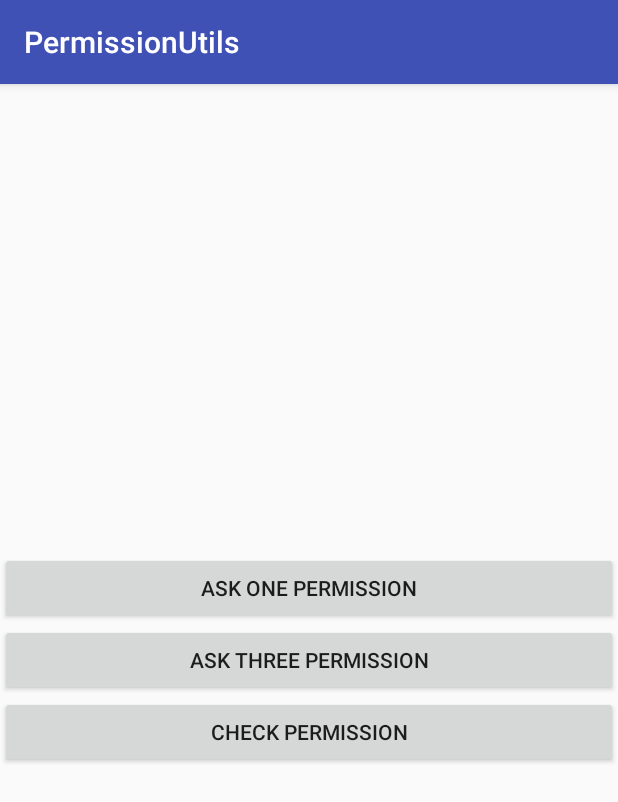
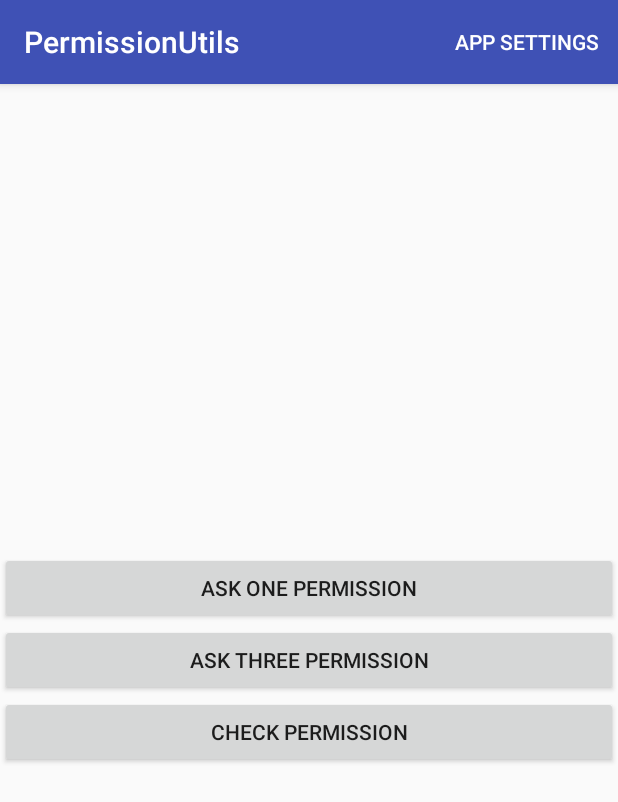
Before and after one commit to raphaelbussa/PermissionUtils, an Android app: the screen it shows after launch (MainActivity), on a phone screen of 412 x 824 dp. Shown: the top 802 px of the screen. Run offline under Robolectric (Android 15) with nearby library versions, the phone set to English and light mode, and no system bars.

Commit message:
sample: - add settings permsion settings
library:
- prepare bintray relase

```diff
--- a/build.gradle
+++ b/build.gradle
@@ -6,9 +6,7 @@ buildscript {
     }
     dependencies {
         classpath 'com.android.tools.build:gradle:2.1.2'
-
-        // NOTE: Do not place your application dependencies here; they belong
-        // in the individual module build.gradle files
+        classpath 'com.novoda:bintray-release:0.3.4'
     }
 }
 
--- a/sample/src/main/java/rebus/permissionutils/sample/MainActivity.java
+++ b/sample/src/main/java/rebus/permissionutils/sample/MainActivity.java
@@ -1,10 +1,13 @@
 package rebus.permissionutils.sample;
 
 import android.content.DialogInterface;
+import android.content.Intent;
 import android.support.annotation.NonNull;
 import android.support.v7.app.AlertDialog;
 import android.support.v7.app.AppCompatActivity;
 import android.os.Bundle;
+import android.view.Menu;
+import android.view.MenuItem;
 import android.view.View;
 import android.widget.Button;
 import android.widget.Toast;
@@ -103,6 +106,23 @@ public class MainActivity extends AppCompatActivity implements FullCallback {
                 .show();
     }
 
+    @Override
+    public boolean onCreateOptionsMenu(Menu menu) {
+        getMenuInflater().inflate(R.menu.menu_main, menu);
+        return super.onCreateOptionsMenu(menu);
+    }
+
+    @Override
+    public boolean onOptionsItemSelected(MenuItem item) {
+        switch (item.getItemId()) {
+            case R.id.action_settings:
+                Intent intent = PermissionUtils.openApplicationSettings(R.class.getPackage().getName());
+                startActivity(intent);
+                break;
+        }
+        return super.onOptionsItemSelected(item);
+    }
+
     private void showDialog(final AskagainCallback.UserResponse response) {
         new AlertDialog.Builder(MainActivity.this)
                 .setTitle("Permission needed")
--- /dev/null
+++ b/sample/src/main/res/menu/menu_main.xml
@@ -0,0 +1,10 @@
+<?xml version="1.0" encoding="utf-8"?>
+<menu xmlns:android="http://schemas.android.com/apk/res/android"
+    xmlns:app="http://schemas.android.com/apk/res-auto">
+
+    <item
+        android:id="@+id/action_settings"
+        android:title="@string/action_settings"
+        app:showAsAction="always" />
+
+</menu>
--- a/sample/src/main/res/values/strings.xml
+++ b/sample/src/main/res/values/strings.xml
@@ -1,3 +1,4 @@
 <resources>
     <string name="app_name">PermissionUtils</string>
+    <string name="action_settings">App settings</string>
 </resources>
```
Also changed, not shown: library/build.gradle (+10 -0 lines).
